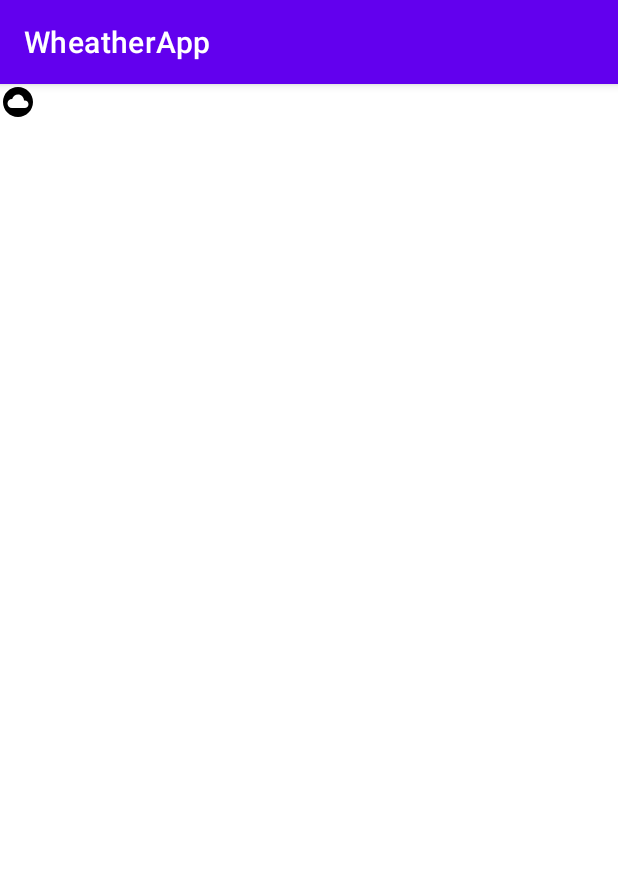
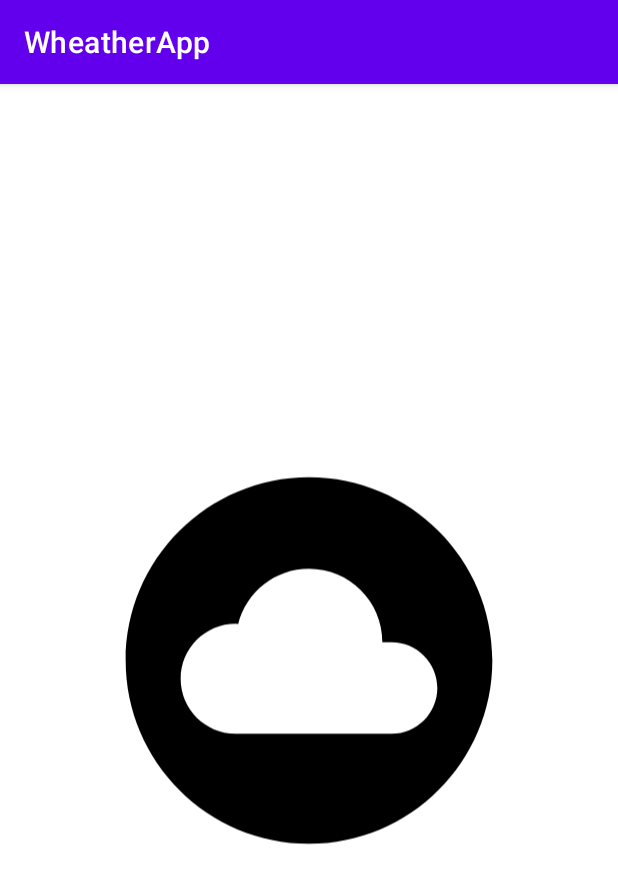
Before and after one commit to graphorismo/WheatherApp, an Android app: the first screen one second after launch (MainActivity), on a phone screen of 412 x 824 dp. Shown: the top 884 px of the screen. Run offline under Robolectric (Android 15) with nearby library versions, the phone set to English and light mode, and no system bars; network calls fail; 1 statement that could not run was skipped.

Commit message:
fix layouts

```diff
--- a/app/src/main/res/layout/activity_main.xml
+++ b/app/src/main/res/layout/activity_main.xml
@@ -1,15 +1,17 @@
 <?xml version="1.0" encoding="utf-8"?>
-<FrameLayout
-    xmlns:android="http://schemas.android.com/apk/res/android"
+<androidx.constraintlayout.widget.ConstraintLayout xmlns:android="http://schemas.android.com/apk/res/android"
+    xmlns:app="http://schemas.android.com/apk/res-auto"
     xmlns:tools="http://schemas.android.com/tools"
-    xmlns:app="http://schemas.android.com/apk/res-auto"
+    android:id="@+id/frameLayout"
     android:layout_width="match_parent"
     android:layout_height="match_parent"
-    tools:context=".MainActivity">
+    tools:context=".ui.activity.MainActivity">
 
     <androidx.fragment.app.FragmentContainerView
         android:id="@+id/mainFragmentContainerView"
         android:name="ru.graphorismo.wheatherapp.ui.main.MainFragment"
-        android:layout_width="wrap_content"
-        android:layout_height="wrap_content" />
-</FrameLayout>
+        android:layout_width="match_parent"
+        android:layout_height="match_parent"
+        app:layout_constraintStart_toStartOf="parent"
+        app:layout_constraintTop_toTopOf="parent" />
+</androidx.constraintlayout.widget.ConstraintLayout>
--- a/app/src/main/res/layout/fragment_splash.xml
+++ b/app/src/main/res/layout/fragment_splash.xml
@@ -1,14 +1,19 @@
 <?xml version="1.0" encoding="utf-8"?>
-<FrameLayout xmlns:android="http://schemas.android.com/apk/res/android"
+<androidx.constraintlayout.widget.ConstraintLayout xmlns:android="http://schemas.android.com/apk/res/android"
     xmlns:app="http://schemas.android.com/apk/res-auto"
     xmlns:tools="http://schemas.android.com/tools"
+    android:id="@+id/linearLayout"
     android:layout_width="match_parent"
     android:layout_height="match_parent"
     tools:context=".ui.splash.SplashFragment">
 
     <ImageView
         android:id="@+id/splashImageView"
-        android:layout_width="match_parent"
-        android:layout_height="match_parent"
-        android:src="@drawable/ic_baseline_cloud_circle_24" />
-</FrameLayout>
+        android:layout_width="293dp"
+        android:layout_height="327dp"
+        android:src="@drawable/ic_baseline_cloud_circle_24"
+        app:layout_constraintBottom_toBottomOf="parent"
+        app:layout_constraintEnd_toEndOf="parent"
+        app:layout_constraintStart_toStartOf="parent"
+        app:layout_constraintTop_toTopOf="parent" />
+</androidx.constraintlayout.widget.ConstraintLayout>
```
Also changed, not shown: app/src/main/res/layout/fragment_main.xml (+11 -5 lines).
